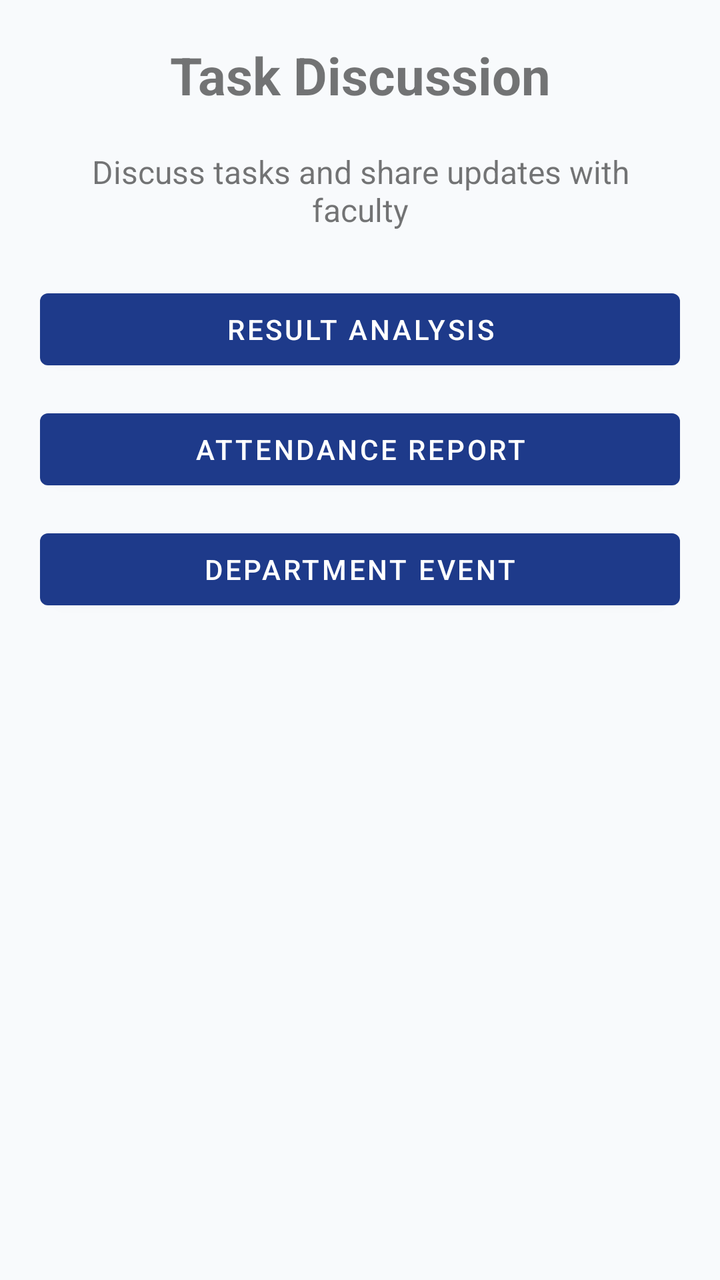
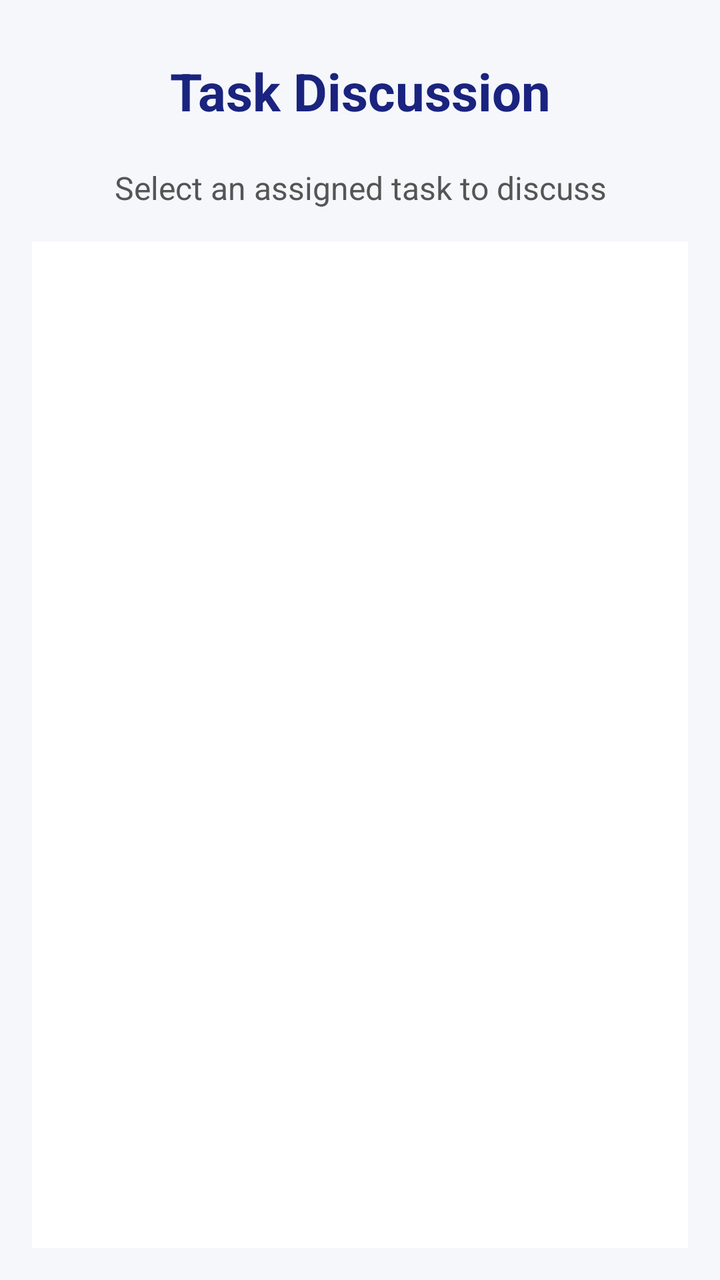

Before-and-after screenshots of an Android layout around one commit, followed by the original layout XML and the change that was made.
<!-- AndroidManifest.xml: application theme Theme.DeptFlow -->
<!-- res/layout/activity_task_discussion.xml -->
<?xml version="1.0" encoding="utf-8"?>
<LinearLayout xmlns:android="http://schemas.android.com/apk/res/android"
    android:layout_width="match_parent"
    android:layout_height="match_parent"
    android:orientation="vertical"
    android:padding="20dp">

    <TextView
        android:layout_width="match_parent"
        android:layout_height="wrap_content"
        android:text="Task Discussion"
        android:textSize="26sp"
        android:textStyle="bold"
        android:gravity="center"
        android:layout_marginBottom="20dp" />

    <TextView
        android:layout_width="match_parent"
        android:layout_height="wrap_content"
        android:text="Discuss tasks and share updates with faculty"
        android:textSize="16sp"
        android:gravity="center"
        android:layout_marginBottom="25dp" />

    <Button
        android:id="@+id/btnTask1"
        android:layout_width="match_parent"
        android:layout_height="wrap_content"
        android:text="Result Analysis"
        android:layout_marginBottom="12dp" />

    <Button
        android:id="@+id/btnTask2"
        android:layout_width="match_parent"
        android:layout_height="wrap_content"
        android:text="Attendance Report"
        android:layout_marginBottom="12dp" />

    <Button
        android:id="@+id/btnTask3"
        android:layout_width="match_parent"
        android:layout_height="wrap_content"
        android:text="Department Event" />

</LinearLayout>
<!-- resources referenced by this layout -->
<resources>
  <style name="Theme.DeptFlow" parent="Theme.MaterialComponents.DayNight.NoActionBar">
          
          <item name="colorPrimary">@color/primary</item>
          <item name="colorPrimaryVariant">@color/primary_dark</item>
          <item name="colorOnPrimary">@color/text_on_primary</item>
          
          <item name="colorSecondary">@color/accent</item>
          <item name="colorSecondaryVariant">@color/accent_light</item>
          <item name="colorOnSecondary">@color/text_on_primary</item>
          
          <item name="android:statusBarColor">@color/primary_dark</item>
          <item name="android:windowLightStatusBar" tools:targetApi="m">false</item>
          <item name="android:windowBackground">@color/background</item>
      </style>
  <color name="primary">#1E3A8A</color>
  <color name="primary_dark">#172554</color>
  <color name="text_on_primary">#FFFFFF</color>
  <color name="accent">#0D9488</color>
  <color name="accent_light">#14B8A6</color>
  <color name="background">#F8FAFC</color>
</resources>

<!-- the commit's change to res/layout/activity_task_discussion.xml (unified diff, before → after) -->
@@ -3,7 +3,8 @@
     android:layout_width="match_parent"
     android:layout_height="match_parent"
     android:orientation="vertical"
-    android:padding="20dp">
+    android:padding="16dp"
+    android:background="#F5F7FB">
 
     <TextView
         android:layout_width="match_parent"
@@ -11,35 +12,39 @@
         android:text="Task Discussion"
         android:textSize="26sp"
         android:textStyle="bold"
+        android:textColor="#1A237E"
         android:gravity="center"
-        android:layout_marginBottom="20dp" />
+        android:padding="12dp"
+        android:layout_marginBottom="8dp" />
 
     <TextView
         android:layout_width="match_parent"
         android:layout_height="wrap_content"
-        android:text="Discuss tasks and share updates with faculty"
+        android:text="Select an assigned task to discuss"
         android:textSize="16sp"
+        android:textColor="#555555"
         android:gravity="center"
-        android:layout_marginBottom="25dp" />
+        android:layout_marginBottom="16dp" />
 
-    <Button
-        android:id="@+id/btnTask1"
+    <TextView
+        android:id="@+id/tvNoTasks"
         android:layout_width="match_parent"
         android:layout_height="wrap_content"
-        android:text="Result Analysis"
-        android:layout_marginBottom="12dp" />
+        android:text="No tasks have been assigned yet."
+        android:textSize="17sp"
+        android:textColor="#777777"
+        android:gravity="center"
+        android:padding="30dp"
+        android:visibility="gone" />
 
-    <Button
-        android:id="@+id/btnTask2"
+    <ListView
+        android:id="@+id/listTasks"
         android:layout_width="match_parent"
-        android:layout_height="wrap_content"
-        android:text="Attendance Report"
-        android:layout_marginBottom="12dp" />
-
-    <Button
-        android:id="@+id/btnTask3"
-        android:layout_width="match_parent"
-        android:layout_height="wrap_content"
-        android:text="Department Event" />
+        android:layout_height="0dp"
+        android:layout_weight="1"
+        android:background="#FFFFFF"
+        android:divider="#DDDDDD"
+        android:dividerHeight="1dp"
+        android:padding="4dp" />
 
 </LinearLayout>
